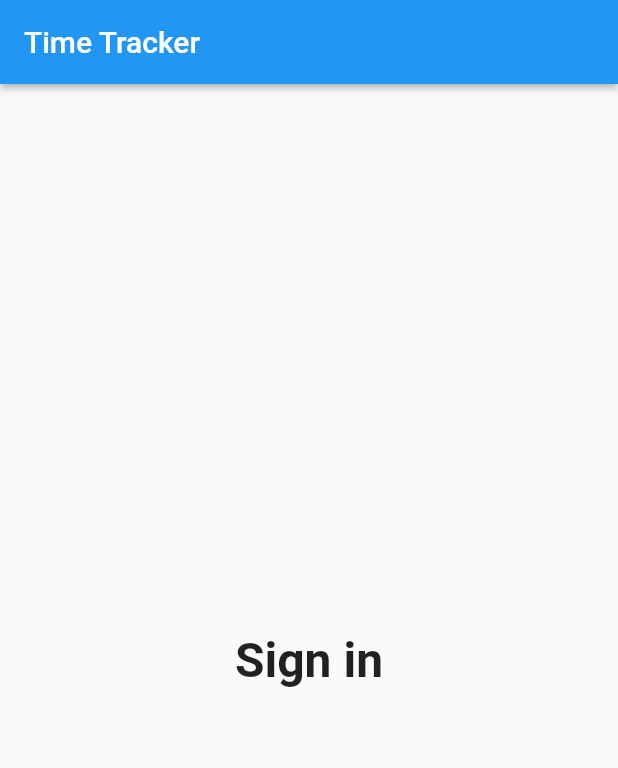
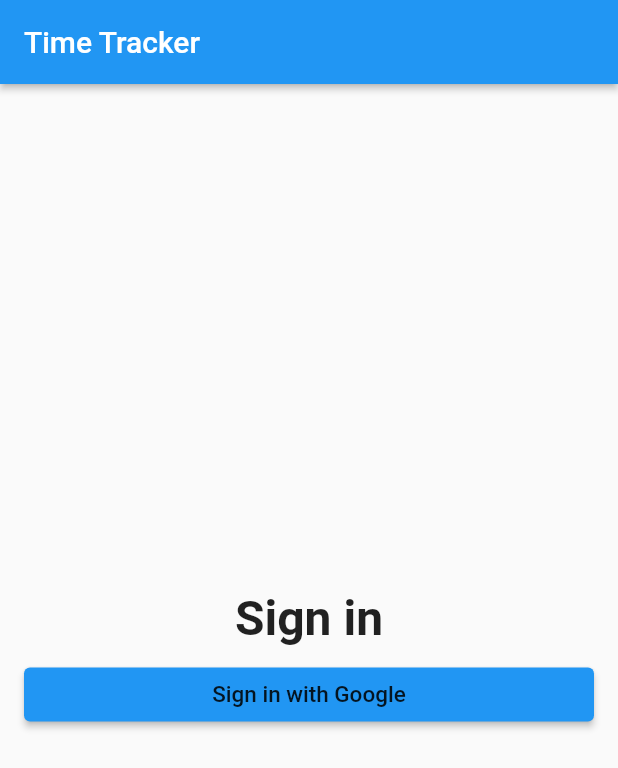
Before and after one commit to sunimalherath/time_tracker_flutter_course, a Flutter app: the screen it shows after launch, on a phone screen of 412 x 824 dp. Shown: the top 768 px of the screen. Run offline on Flutter 3.47's test engine with Material 2 defaults, Android fonts, the phone set to English and light mode, and no system bars.

Commit message:
adding custom elevated button

```diff
--- /dev/null
+++ b/lib/app/common_widgets/custom_raised_button.dart
@@ -0,0 +1,15 @@
+import 'package:flutter/material.dart';
+
+class CustomRaisedButton extends StatelessWidget {
+  const CustomRaisedButton({super.key, required this.child, required this.onPressed});
+
+  final Widget child;
+  final VoidCallback? onPressed;
+  @override
+  Widget build(BuildContext context) {
+    return ElevatedButton(
+      onPressed: onPressed,
+      child: child,
+    );
+  }
+}
--- /dev/null
+++ b/lib/app/sign_in/sign_in_button.dart
@@ -0,0 +1,3 @@
+// class SignInButton extends CustomRaisedButton {
+//
+// }
--- a/lib/app/sign_in/sign_in_page.dart
+++ b/lib/app/sign_in/sign_in_page.dart
@@ -1,4 +1,5 @@
 import 'package:flutter/material.dart';
+import 'package:time_tracker_flutter_course/app/common_widgets/custom_raised_button.dart';
 
 class SignInPage extends StatelessWidget {
   const SignInPage({Key? key}) : super(key: key);
@@ -7,7 +8,7 @@ class SignInPage extends StatelessWidget {
   Widget build(BuildContext context) {
     return Scaffold(
       appBar: AppBar(
-        title: Text('Time Tracker'),
+        title: const Text('Time Tracker'),
         elevation: 2.0,
       ),
       body: _buildContent(),
@@ -16,12 +17,12 @@ class SignInPage extends StatelessWidget {
 
   Widget _buildContent() {
     return Padding(
-        padding: const EdgeInsets.all(16.0),
+      padding: const EdgeInsets.all(16.0),
       child: Column(
         mainAxisAlignment: MainAxisAlignment.center,
         crossAxisAlignment: CrossAxisAlignment.stretch,
-        children: const <Widget>[
-          Text(
+        children: <Widget>[
+          const Text(
             'Sign in',
             textAlign: TextAlign.center,
             style: TextStyle(
@@ -29,6 +30,17 @@ class SignInPage extends StatelessWidget {
               fontWeight: FontWeight.w600,
             ),
           ),
+          const SizedBox(height: 8.0),
+          CustomRaisedButton(
+            child: const Text(
+              'Sign in with Google',
+              style: TextStyle(
+                color: Colors.black87,
+                fontSize: 15.0,
+              ),
+            ),
+            onPressed: (){},
+          ),
         ],
       ),
     );
```
